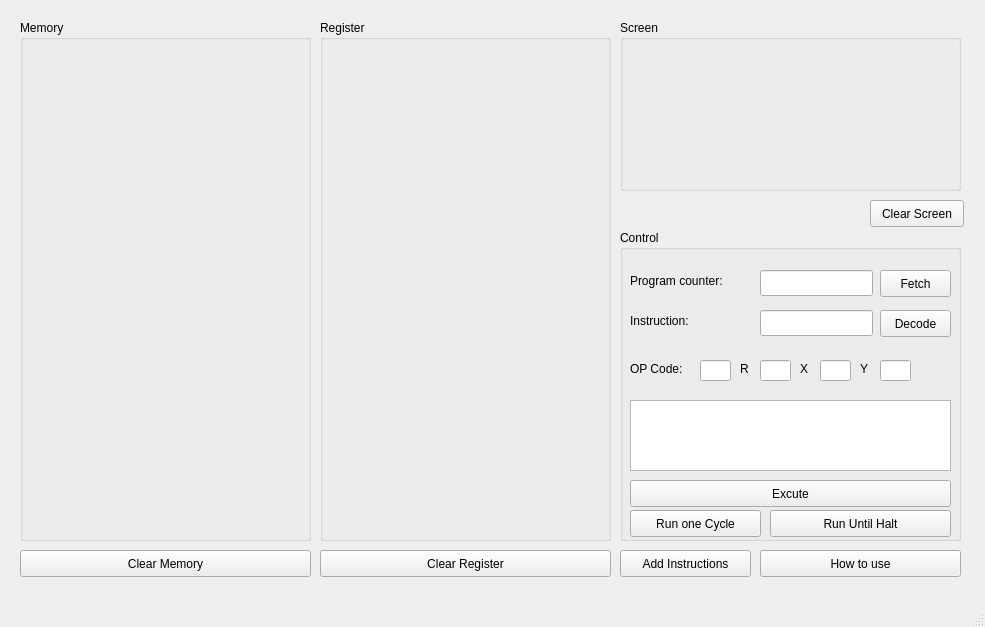
Old version of the form mainwindow.ui in the repository beshirr/VOLE-Machine-GUI2.
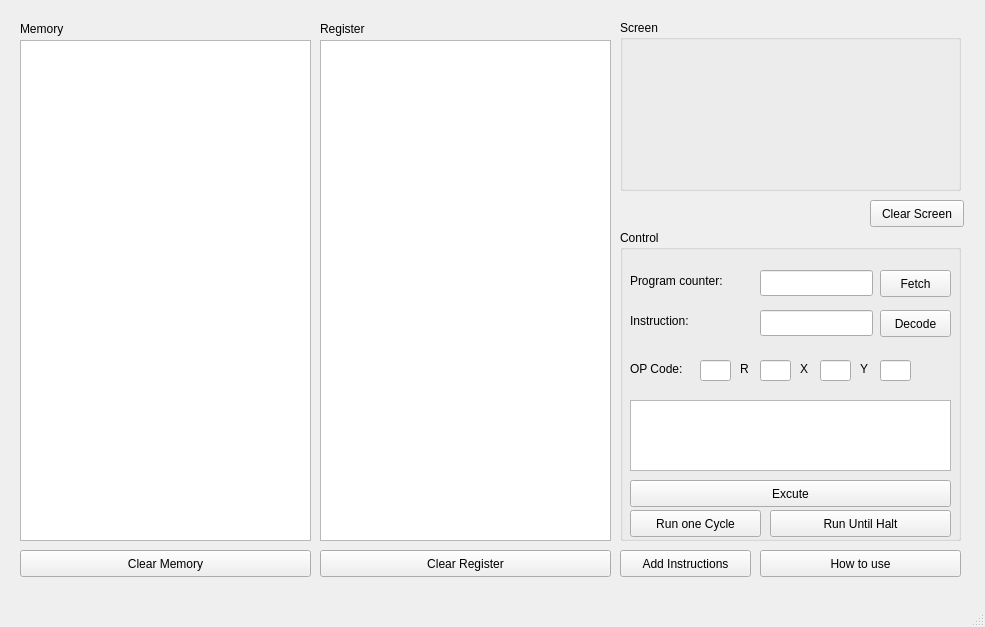
New version of the form.

Commit message: Memory and register initial values display

What changed in the file:
```diff
--- a/mainwindow.ui
+++ b/mainwindow.ui
@@ -27,32 +27,6 @@
      <string>Add Instructions</string>
     </property>
    </widget>
-   <widget class="QGroupBox" name="groupBox">
-    <property name="geometry">
-     <rect>
-      <x>20</x>
-      <y>20</y>
-      <width>291</width>
-      <height>521</height>
-     </rect>
-    </property>
-    <property name="title">
-     <string>Memory</string>
-    </property>
-   </widget>
-   <widget class="QGroupBox" name="groupBox_2">
-    <property name="geometry">
-     <rect>
-      <x>320</x>
-      <y>20</y>
-      <width>291</width>
-      <height>521</height>
-     </rect>
-    </property>
-    <property name="title">
-     <string>Register</string>
-    </property>
-   </widget>
    <widget class="QGroupBox" name="groupBox_3">
     <property name="geometry">
      <rect>
@@ -344,6 +318,52 @@
      <string>How to use</string>
     </property>
    </widget>
+   <widget class="QTableWidget" name="memoryDisplay">
+    <property name="geometry">
+     <rect>
+      <x>20</x>
+      <y>40</y>
+      <width>291</width>
+      <height>501</height>
+     </rect>
+    </property>
+   </widget>
+   <widget class="QLabel" name="label_5">
+    <property name="geometry">
+     <rect>
+      <x>20</x>
+      <y>20</y>
+      <width>67</width>
+      <height>18</height>
+     </rect>
+    </property>
+    <property name="text">
+     <string>Memory</string>
+    </property>
+   </widget>
+   <widget class="QTableWidget" name="registerDisplay">
+    <property name="geometry">
+     <rect>
+      <x>320</x>
+      <y>40</y>
+      <width>291</width>
+      <height>501</height>
+     </rect>
+    </property>
+   </widget>
+   <widget class="QLabel" name="label_6">
+    <property name="geometry">
+     <rect>
+      <x>320</x>
+      <y>20</y>
+      <width>67</width>
+      <height>18</height>
+     </rect>
+    </property>
+    <property name="text">
+     <string>Register</string>
+    </property>
+   </widget>
   </widget>
   <widget class="QMenuBar" name="menubar">
    <property name="geometry">
```
Left out of the diff: 12 changed lines with no effect on the pictures. The commit also changes 31 other files.
